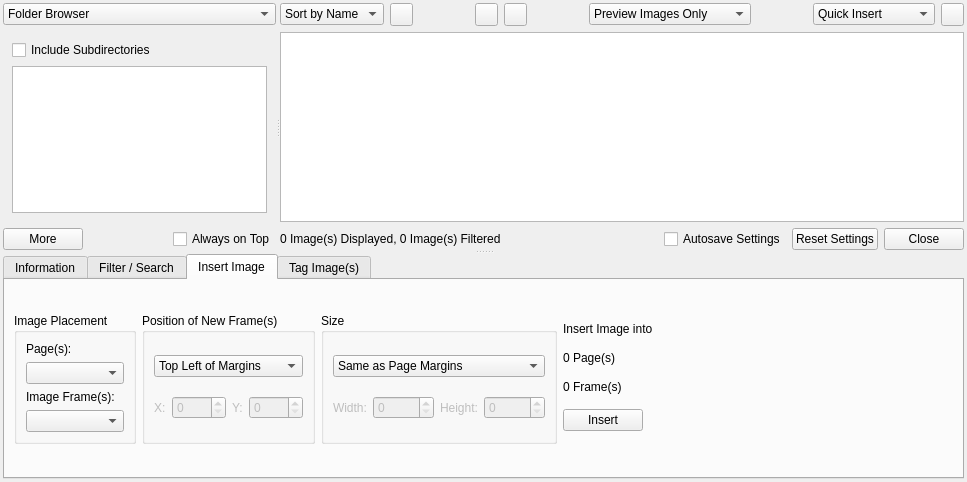
The window that scribus/plugins/picbrowser/picturebrowser.ui (scribusproject/scribus) describes before a commit, drawn with Qt 5.
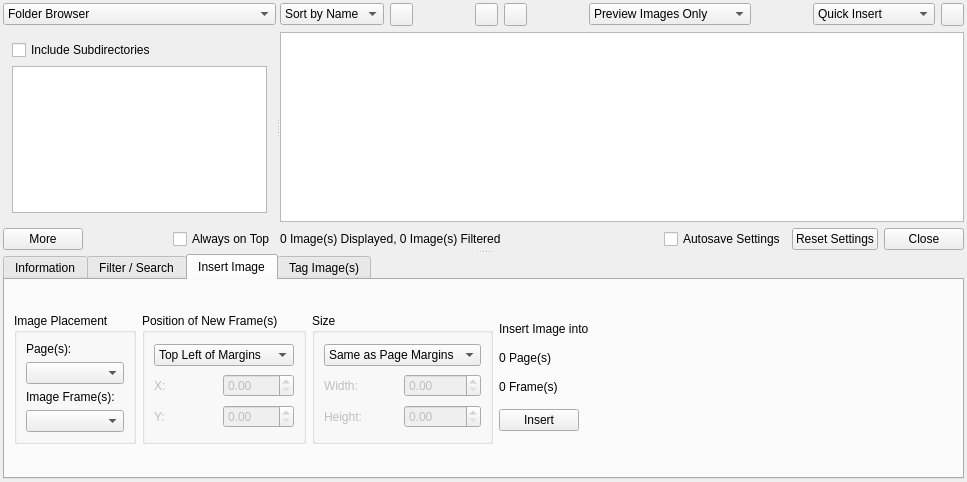
The same window after the commit. The open tabs and pages were chosen to show the change. Custom widgets are drawn as their Qt base class.

Commit message: #15413: Missing units in the Picture Browser

The edit to the form file:
```diff
--- a/scribus/plugins/picbrowser/picturebrowser.ui
+++ b/scribus/plugins/picbrowser/picturebrowser.ui
@@ -1630,7 +1630,7 @@
            <string>Position of New Frame(s)</string>
           </property>
           <layout class="QGridLayout">
-           <item row="0" column="0" colspan="4">
+           <item row="0" column="0" colspan="2">
             <widget class="QComboBox" name="insertPositionCombobox">
              <property name="toolTip">
               <string>Set the position of the image frame(s) to insert</string>
@@ -1657,6 +1657,16 @@
              </item>
             </widget>
            </item>
+           <item row="2" column="0">
+            <widget class="QLabel" name="insertPositionYLabel">
+             <property name="enabled">
+              <bool>false</bool>
+             </property>
+             <property name="text">
+              <string>Y:</string>
+             </property>
+            </widget>
+           </item>
            <item row="1" column="0">
             <widget class="QLabel" name="insertPositionXLabel">
              <property name="enabled">
@@ -1668,7 +1678,7 @@
             </widget>
            </item>
            <item row="1" column="1">
-            <widget class="QSpinBox" name="insertPositionXSpinbox">
+            <widget class="ScrSpinBox" name="insertPositionXSpinbox">
              <property name="enabled">
               <bool>false</bool>
              </property>
@@ -1676,22 +1686,12 @@
               <string>Horizontal position</string>
              </property>
              <property name="maximum">
-              <number>9999</number>
+              <double>9999.000000000000000</double>
              </property>
             </widget>
            </item>
-           <item row="1" column="2">
-            <widget class="QLabel" name="insertPositionYLabel">
-             <property name="enabled">
-              <bool>false</bool>
-             </property>
-             <property name="text">
-              <string>Y:</string>
-             </property>
-            </widget>
-           </item>
-           <item row="1" column="3">
-            <widget class="QSpinBox" name="insertPositionYSpinbox">
+           <item row="2" column="1">
+            <widget class="ScrSpinBox" name="insertPositionYSpinbox">
              <property name="enabled">
               <bool>false</bool>
              </property>
@@ -1699,7 +1699,7 @@
               <string>Vertical position</string>
              </property>
              <property name="maximum">
-              <number>9999</number>
+              <double>9999.000000000000000</double>
              </property>
             </widget>
            </item>
@@ -1718,7 +1718,53 @@
            <string>Size</string>
           </property>
           <layout class="QGridLayout">
-           <item row="0" column="0" colspan="5">
+           <item row="1" column="0">
+            <widget class="QLabel" name="insertWidthLabel">
+             <property name="enabled">
+              <bool>false</bool>
+             </property>
+             <property name="text">
+              <string>Width:</string>
+             </property>
+            </widget>
+           </item>
+           <item row="2" column="0">
+            <widget class="QLabel" name="insertHeightLabel">
+             <property name="enabled">
+              <bool>false</bool>
+             </property>
+             <property name="text">
+              <string>Height:</string>
+             </property>
+            </widget>
+           </item>
+           <item row="2" column="1">
+            <widget class="ScrSpinBox" name="insertHeightSpinbox">
+             <property name="enabled">
+              <bool>false</bool>
+             </property>
+             <property name="toolTip">
+              <string>Height</string>
+             </property>
+             <property name="maximum">
+              <double>60000.000000000000000</double>
+             </property>
+            </widget>
+           </item>
+           <item row="1" column="1">
+            <widget class="ScrSpinBox" name="insertWidthSpinbox">
+             <property name="enabled">
+              <bool>false</bool>
+             </property>
+             <property name="toolTip">
+              <string>Width</string>
+             </property>
+             <property name="maximum">
+              <double>60000.000000000000000</double>
+             </property>
+            </widget>
+           </item>
+           <item row="0" column="0" colspan="2">
             <widget class="QComboBox" name="insertSizeCombobox">
              <property name="toolTip">
               <string>Set the size of the image frame(s) to insert</string>
@@ -1745,52 +1791,6 @@
              </item>
             </widget>
            </item>
-           <item row="2" column="0">
-            <widget class="QLabel" name="insertWidthLabel">
-             <property name="enabled">
-              <bool>false</bool>
-             </property>
-             <property name="text">
-              <string>Width:</string>
-             </property>
-            </widget>
-           </item>
-           <item row="2" column="1">
-            <widget class="QSpinBox" name="insertWidthSpinbox">
-             <property name="enabled">
-              <bool>false</bool>
-             </property>
-             <property name="toolTip">
-              <string>Width</string>
-             </property>
-             <property name="maximum">
-              <number>60000</number>
-             </property>
-            </widget>
-           </item>
-           <item row="2" column="2" colspan="2">
-            <widget class="QLabel" name="insertHeightLabel">
-             <property name="enabled">
-              <bool>false</bool>
-             </property>
-             <property name="text">
-              <string>Height:</string>
-             </property>
-            </widget>
-           </item>
-           <item row="2" column="4">
-            <widget class="QSpinBox" name="insertHeightSpinbox">
-             <property name="enabled">
-              <bool>false</bool>
-             </property>
-             <property name="toolTip">
-              <string>Height</string>
-             </property>
-             <property name="maximum">
-              <number>60000</number>
-             </property>
-            </widget>
-           </item>
           </layout>
          </widget>
         </item>
@@ -1940,6 +1940,11 @@
    <extends>QListView</extends>
    <header>pictview.h</header>
   </customwidget>
+  <customwidget>
+   <class>ScrSpinBox</class>
+   <extends>QDoubleSpinBox</extends>
+   <header>ui/scrspinbox.h</header>
+  </customwidget>
  </customwidgets>
  <resources/>
  <connections/>
```
Left out of the diff: 5 changed lines with no effect on the pictures. The commit also changes 2 other files.
